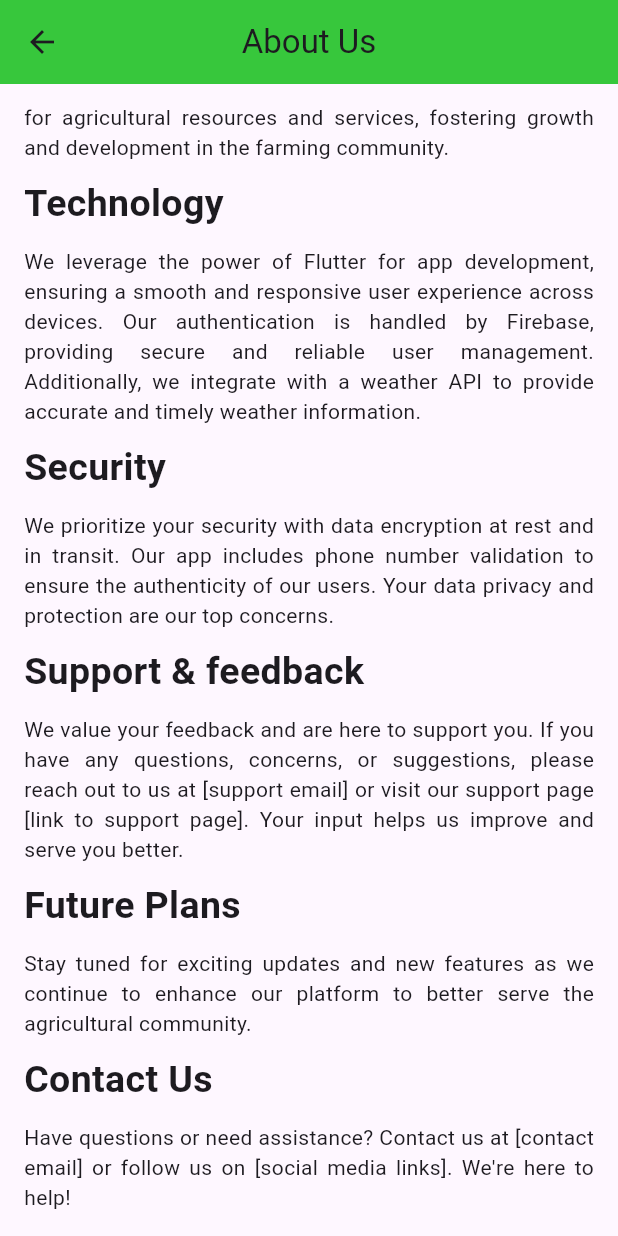
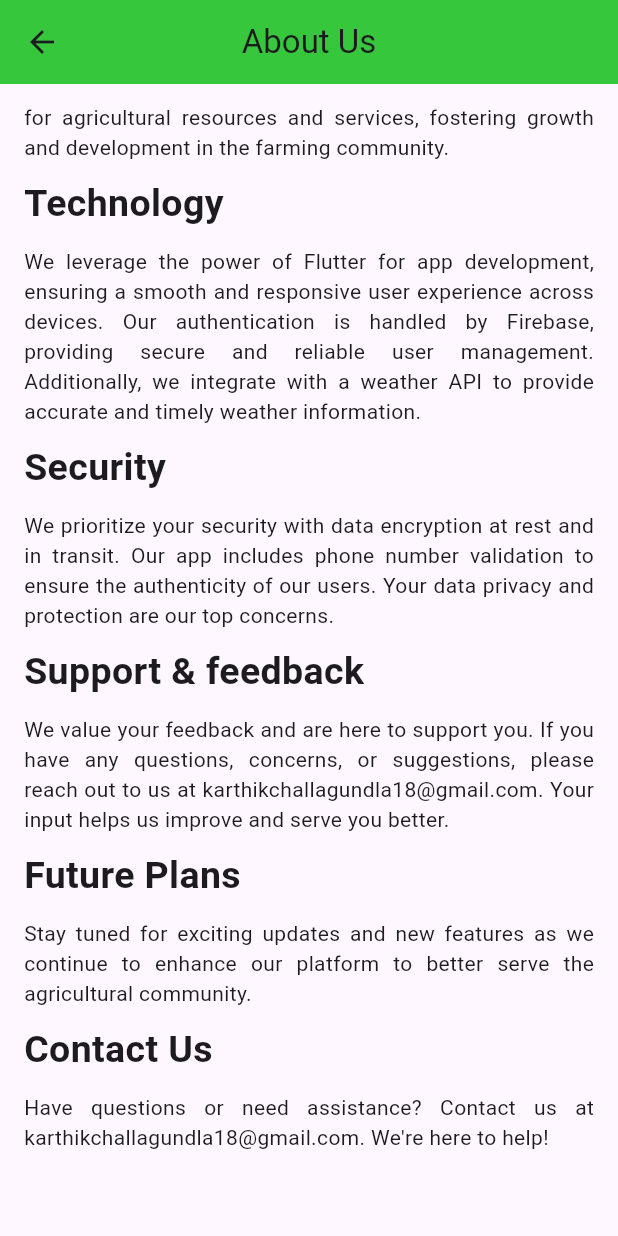
Before and after one commit to KarthikChallagundla/Krishi-Sahayak, a Flutter app: the AboutPage screen opened directly, scrolled down 462 dp, on a phone screen of 412 x 824 dp. Run offline on Flutter 3.47's test engine with Material 3 defaults, Android fonts, the phone set to English and light mode, and no system bars; our stand-ins replace cloud_firestore, firebase_auth, firebase_core, flutter_dotenv; accounts and stored records are empty.

Commit message:
Updated About

```diff
--- a/lib/farmer_pages/about.dart
+++ b/lib/farmer_pages/about.dart
@@ -44,7 +44,7 @@ class AboutPage extends StatelessWidget {
 
               Text('Support & feedback', style: TextStyle(fontSize: 25, fontWeight: FontWeight.bold),),
               SizedBox(height: 10,),
-              Text('We value your feedback and are here to support you. If you have any questions, concerns, or suggestions, please reach out to us at [support email] or visit our support page [link to support page]. Your input helps us improve and serve you better.', textAlign: TextAlign.justify,),
+              Text('We value your feedback and are here to support you. If you have any questions, concerns, or suggestions, please reach out to us at karthikchallagundla18@gmail.com. Your input helps us improve and serve you better.', textAlign: TextAlign.justify,),
               SizedBox(height: 10,),
 
               Text('Future Plans', style: TextStyle(fontSize: 25, fontWeight: FontWeight.bold),),
@@ -54,7 +54,7 @@ class AboutPage extends StatelessWidget {
 
               Text('Contact Us', style: TextStyle(fontSize: 25, fontWeight: FontWeight.bold),),
               SizedBox(height: 10,),
-              Text('Have questions or need assistance? Contact us at [contact email] or follow us on [social media links]. We\'re here to help!', textAlign: TextAlign.justify,),
+              Text('Have questions or need assistance? Contact us at karthikchallagundla18@gmail.com. We\'re here to help!', textAlign: TextAlign.justify,),
               SizedBox(height: 40,),
             ],
           ),
```
